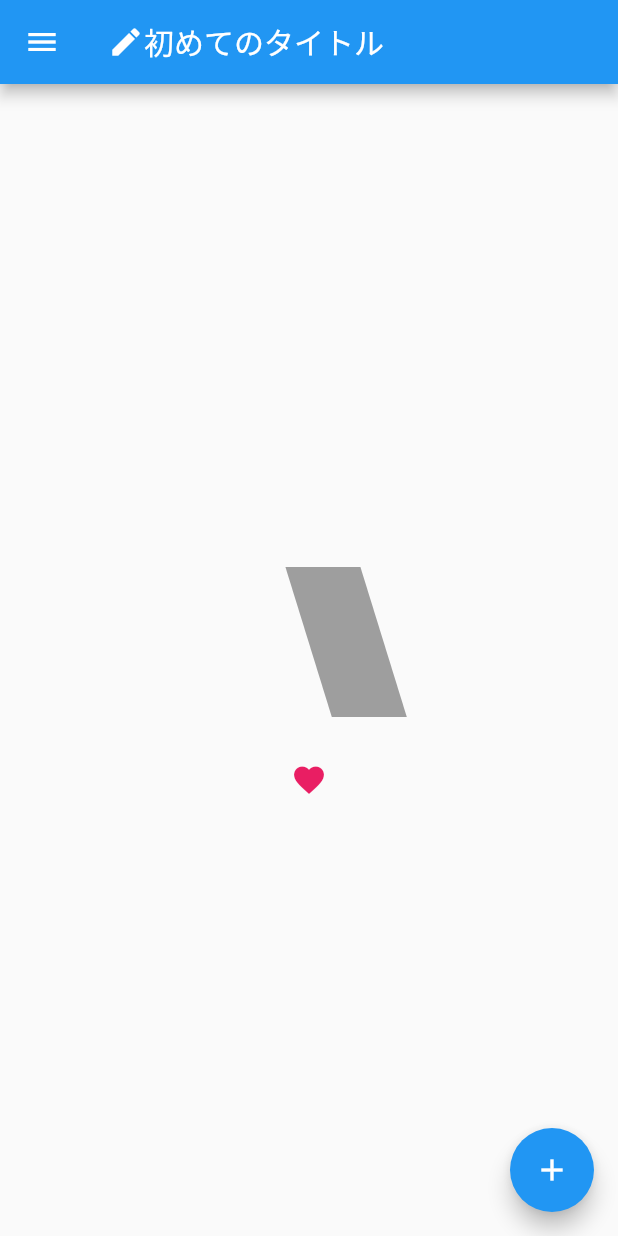
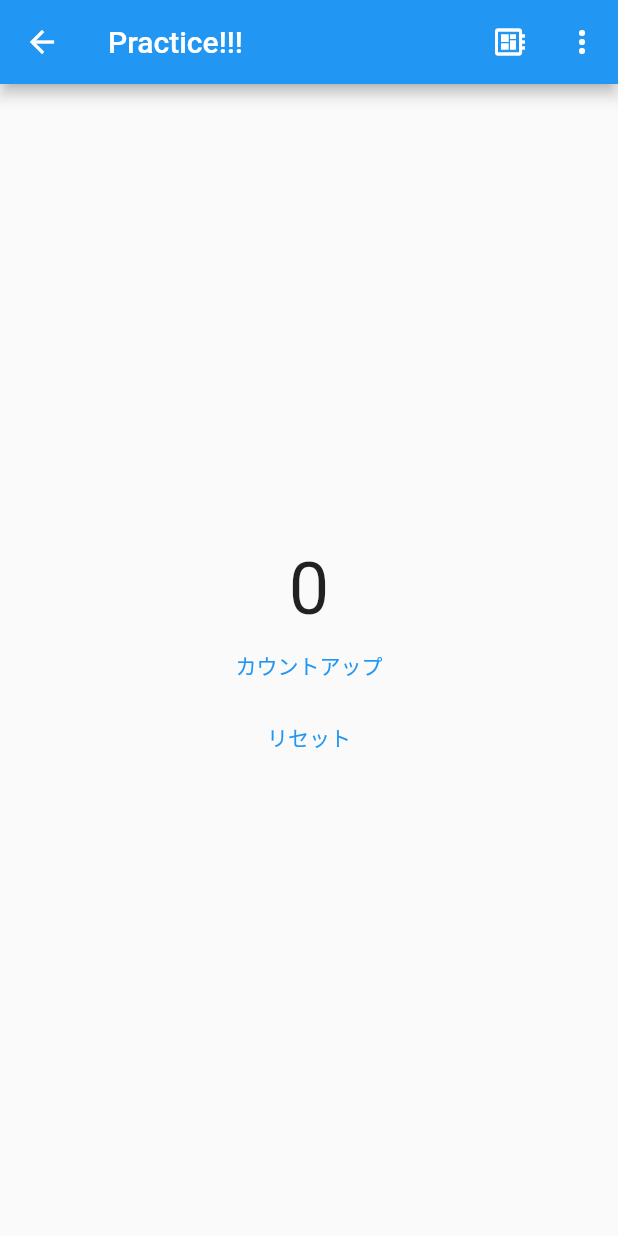
Before and after one commit to tksx1227/Flutter-practice, a Flutter app: the screen it shows after launch, on a phone screen of 412 x 824 dp. Run offline on Flutter 3.47's test engine with Material 2 defaults, Android fonts, the phone set to English and light mode, and no system bars; our stand-ins replace flutter_svg, google_fonts.

Commit message:
Flutterで始めるアプリ開発　～３

```diff
--- a/flutter_zissen/lib/main.dart
+++ b/flutter_zissen/lib/main.dart
@@ -12,100 +12,187 @@ class MyApp extends StatelessWidget {
       theme: ThemeData(
         primarySwatch: Colors.blue,
       ),
-      home: MyHomePage(title: 'Flutter Demo Home Page'),
+      // home: MyHomePage(),
+      home: MyWidget(),
     );
   }
 }
 
-class MyHomePage extends StatefulWidget {
-  MyHomePage({Key? key, required this.title}) : super(key: key);
-  final String title;
-  @override
-  _MyHomePageState createState() => _MyHomePageState();
-}
-
-class _MyHomePageState extends State<MyHomePage> with TickerProviderStateMixin {
-  bool flag = false;
-
-  _click() async {
-    setState(() {
-      flag = !flag;
-    });
-  }
+class MyHomePage extends StatelessWidget {
+  const MyHomePage({Key? key}) : super(key: key);
 
   @override
   Widget build(BuildContext context) {
     return Scaffold(
       appBar: AppBar(
-        title: Row(
+        leading: Icon(Icons.arrow_back),
+        title: Text("Practice!!!"),
+        actions: [
+          IconButton(
+            onPressed: () {},
+            icon: Icon(Icons.developer_board),
+          ),
+          IconButton(
+            onPressed: () {},
+            icon: Icon(Icons.more_vert),
+          ),
+        ],
+      ),
+      body: Container(
+        child: Column(
           children: [
-            Icon(Icons.create),
-            Text("初めてのタイトル"),
+            Spacer(),
+            Container(
+              width: MediaQuery.of(context).size.width,
+              height: 300,
+              decoration: BoxDecoration(
+                border: Border.all(color: Colors.blue, width: 5),
+              ),
+              child: ListView(
+                children: <Widget>[
+                  Card(
+                    child: ListTile(
+                      title: Text("Title"),
+                      trailing: Icon(Icons.favorite),
+                    ),
+                  ),
+                  Card(
+                    child: ListTile(
+                      title: Text("Title"),
+                      trailing: Icon(Icons.thumb_up),
+                    ),
+                  ),
+                  Card(
+                    child: ListTile(
+                      title: Text("Title"),
+                      trailing: Icon(Icons.thumb_down),
+                    ),
+                  ),
+                  Card(
+                    child: ListTile(
+                      title: Text("Title"),
+                      trailing: Icon(Icons.favorite),
+                    ),
+                  ),
+                  Card(
+                    child: ListTile(
+                      title: Text("Title"),
+                      trailing: Icon(Icons.thumb_up),
+                    ),
+                  ),
+                  Card(
+                    child: ListTile(
+                      title: Text("Title"),
+                      trailing: Icon(Icons.thumb_down),
+                    ),
+                  ),
                 ],
               ),
             ),
-      drawer: Drawer(
-        child: Center(
-          child: Text("Drawer"),
+            Spacer(),
+            Expanded(
+              child: Container(
+                decoration: BoxDecoration(
+                  border: Border.all(color: Colors.blue, width: 5),
                 ),
-      ),
-      body: Center(
-        child: Column(
-          mainAxisAlignment: MainAxisAlignment.center,
+                child: Row(
+                  mainAxisAlignment: MainAxisAlignment.spaceAround,
                   children: <Widget>[
-            AnimatedContainer(
-              duration: Duration(seconds: 3),
-              width: flag ? 100 : 50,
-              height: flag ? 50 : 100,
-              padding: flag ? EdgeInsets.all(0) : EdgeInsets.all(30),
-              margin: flag ? EdgeInsets.all(0) : EdgeInsets.all(30),
-              transform: flag ? Matrix4.skewX(0.0) : Matrix4.skewX(0.3),
-              color: flag ? Colors.blue : Colors.grey,
-            ),
-            AnimatedSwitcher(
-              duration: Duration(seconds: 3),
-              child: flag
-                  ? Text("何もない")
-                  : Icon(Icons.favorite, color: Colors.pink),
-            ),
-            // AnimatedOpacity(
-            //   opacity: flag ? 0.1 : 1.0,
-            //   duration: Duration(seconds: 3),
-            //   child: Text(
-            //     "消える文字",
-            //     style: Theme.of(context).textTheme.headline4,
-            //   ),
-            // ),
-            // AnimatedSize(
-            //   vsync: this,
-            //   duration: Duration(seconds: 3),
-            //   child: SizedBox(
-            //     width: flag ? 50 : 200,
-            //     height: flag ? 50 : 200,
-            //     child: Container(color: Colors.purple),
-            //   ),
-            // ),
-            // AnimatedAlign(
-            //   alignment: flag ? Alignment.topLeft : Alignment.bottomRight,
-            //   duration: Duration(seconds: 3),
-            //   child: SizedBox(
-            //     width: 50,
-            //     height: 50,
-            //     child: Container(color: Colors.green),
-            //   ),
-            // ),
+                    Text("First line"),
+                    Text("Second line"),
+                    Text("Third line"),
                   ],
                 ),
               ),
-      floatingActionButton: Row(
-        mainAxisAlignment: MainAxisAlignment.end,
+            ),
+            Spacer(),
+            Row(
+              mainAxisAlignment: MainAxisAlignment.spaceAround,
               children: [
-          FloatingActionButton(
-            onPressed: _click,
-            child: Icon(Icons.add),
+                IconButton(
+                  onPressed: () {},
+                  icon: Icon(Icons.favorite),
+                  color: Colors.pink,
+                  iconSize: 46,
+                ),
+                IconButton(
+                  onPressed: () {},
+                  icon: Icon(Icons.comment),
+                  color: Colors.black,
+                  iconSize: 46,
                 ),
               ],
+            ),
+            Spacer(),
+          ],
+        ),
+      ),
+      floatingActionButton: FloatingActionButton(
+        backgroundColor: Colors.blue,
+        onPressed: () {},
+        child: Icon(Icons.add),
       ),
     );
   }
 }
+
+class MyWidget extends StatefulWidget {
+  @override
+  _MyWidgetState createState() => _MyWidgetState();
+}
+
+class _MyWidgetState extends State<MyWidget> {
+  int count = 0;
+
+  @override
+  Widget build(BuildContext context) {
+    return Scaffold(
+      appBar: AppBar(
+        leading: Icon(Icons.arrow_back),
+        title: Text("Practice!!!"),
+        actions: [
+          IconButton(
+            onPressed: () {},
+            icon: Icon(Icons.developer_board),
+          ),
+          IconButton(
+            onPressed: () {},
+            icon: Icon(Icons.more_vert),
+          ),
+        ],
+      ),
+      body: Container(
+        padding: EdgeInsets.all(10),
+        width: MediaQuery.of(context).size.width,
+        child: Column(
+          mainAxisAlignment: MainAxisAlignment.center,
+          crossAxisAlignment: CrossAxisAlignment.center,
+          children: [
+            Text(
+              count.toString(),
+              style: TextStyle(
+                fontSize: 48,
+              ),
+            ),
+            TextButton(
+              onPressed: () {
+                setState(() {
+                  count++;
+                });
+              },
+              child: Text("カウントアップ"),
+            ),
+            TextButton(
+              onPressed: () {
+                setState(() {
+                  count = 0;
+                });
+              },
+              child: Text("リセット"),
+            ),
+          ],
+        ),
+      ),
+    );
+  }
+}
```
Lines whose indentation alone changed are shown as unchanged.
